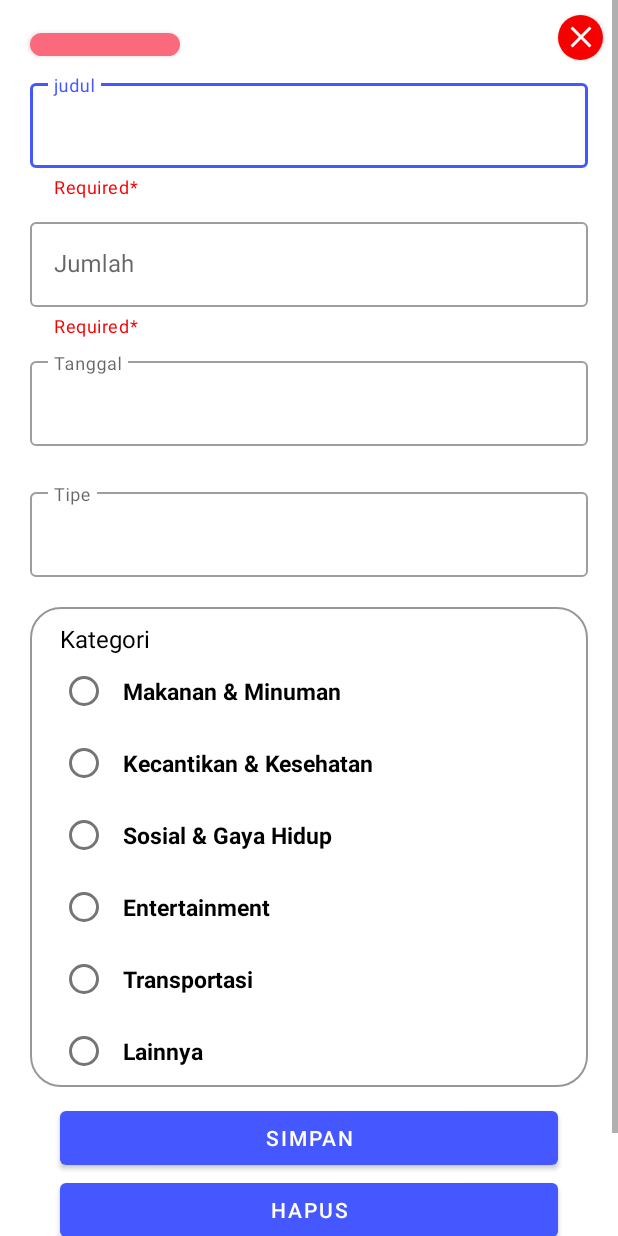
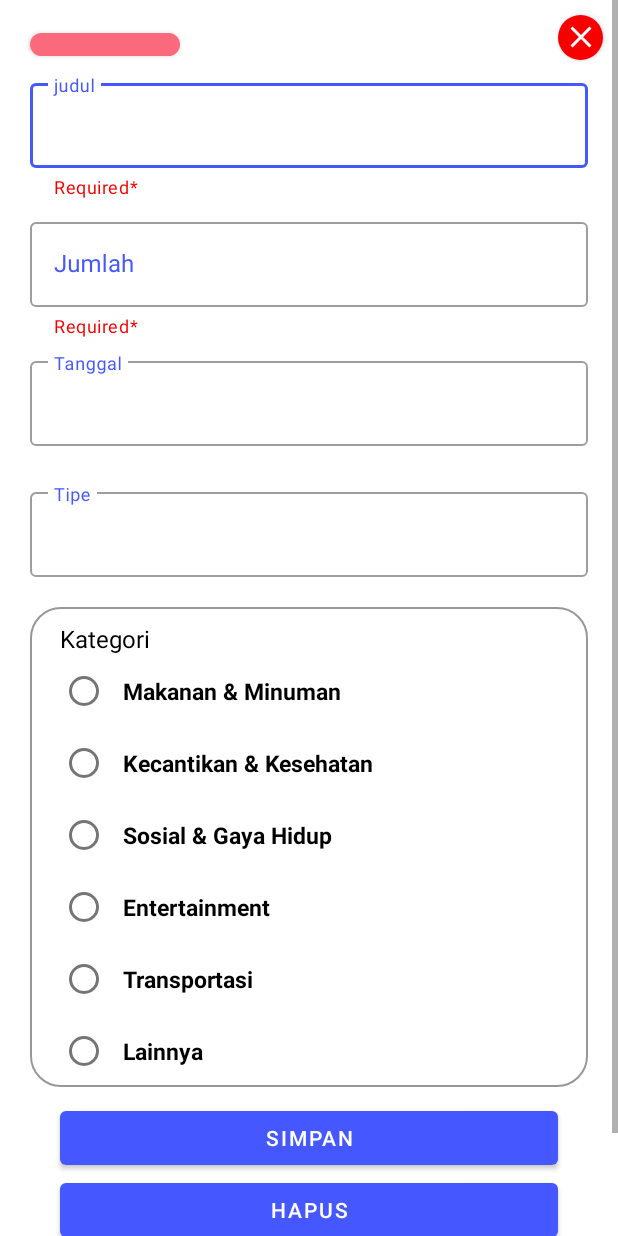
Before and after one commit to ahmadfma/Money-Management-Android-Application, an Android app: the layout item_transaction_dialog.xml on its own in the app's theme, with its tools: preview values and no code run, on a phone screen of 412 x 824 dp. Run offline under Robolectric (Android 15) with nearby library versions, the phone set to English and light mode, and no system bars.

```diff
--- a/app/src/main/java/com/example/moneymanagement/UI/HomeFragment/HomeFragment.kt
+++ b/app/src/main/java/com/example/moneymanagement/UI/HomeFragment/HomeFragment.kt
@@ -37,8 +37,9 @@ class HomeFragment : Fragment() {
         super.onViewCreated(view, savedInstanceState)
         rvhome.setHasFixedSize(true)
         rvhome.layoutManager = LinearLayoutManager(context)
+        tanggal_saat_ini.text = Utilities.getDate()
 
-        GlobalScope.launch {
+        GlobalScope.launch { //menampilkan saldo saat ini
             viewModel.getCurrentSaldo().let {
                 if(it != null) {
                     current_saldo.text = "$it"
@@ -48,7 +49,7 @@ class HomeFragment : Fragment() {
             }
         }
 
-        viewModel.getLastTransaction()?.observe(viewLifecycleOwner, Observer {
+        viewModel.getLastTransaction()?.observe(viewLifecycleOwner, Observer { //menampilkan riwayat terakhir
             rvhome.adapter = TransactionsAdapter(it, object : TransactionsAdapter.Listener {
                 override fun onViewClick(transaction: TransactionEntity) {
                     onViewAction(transaction)
--- a/app/src/main/res/layout/item_transaction_dialog.xml
+++ b/app/src/main/res/layout/item_transaction_dialog.xml
@@ -49,7 +49,8 @@
                 android:layout_marginEnd="20dp"
                 android:hint="judul"
                 app:helperText="Required*"
-                app:helperTextTextColor="@color/merah_tulisan">
+                app:helperTextTextColor="@color/merah_tulisan"
+                android:textColorHint="@color/primary">
                 <EditText
                     android:id="@+id/judulET"
                     android:layout_width="match_parent"
@@ -71,7 +72,8 @@
                 android:layout_marginEnd="20dp"
                 android:hint="Jumlah"
                 app:helperText="Required*"
-                app:helperTextTextColor="@color/merah_tulisan">
+                app:helperTextTextColor="@color/merah_tulisan"
+                android:textColorHint="@color/primary">
                 <EditText
                     android:id="@+id/jumlahET"
                     android:layout_width="match_parent"
@@ -88,13 +90,15 @@
                 android:layout_marginTop="10dp"
                 android:layout_marginStart="20dp"
                 android:layout_marginEnd="20dp"
-                android:hint="Tanggal">
+                android:hint="Tanggal"
+                android:textColorHint="@color/primary">
                 <EditText
                     android:id="@+id/tanggalET"
                     android:layout_width="match_parent"
                     android:layout_height="wrap_content"
                     android:inputType="text"
-                    android:text=" " />
+                    android:text=" "
+                    android:textColor="#7A7A7A"/>
             </com.google.android.material.textfield.TextInputLayout>
 
             <com.google.android.material.textfield.TextInputLayout
@@ -107,13 +111,15 @@
                 android:layout_marginStart="20dp"
                 android:layout_marginEnd="20dp"
                 android:layout_marginBottom="10dp"
-                android:hint="Tipe">
+                android:hint="Tipe"
+                android:textColorHint="@color/primary">
                 <EditText
                     android:id="@+id/tipeET"
                     android:layout_width="match_parent"
                     android:layout_height="wrap_content"
                     android:inputType="text"
-                    android:text=" " />
+                    android:text=" "
+                    android:textColor="#7A7A7A"/>
             </com.google.android.material.textfield.TextInputLayout>
 
             <LinearLayout
```
Also changed, not shown: app/src/main/res/layout/fragment_home.xml (+0 -11 lines), app/src/main/res/layout/item_saldo_dialog.xml (added, +92 -0 lines).
